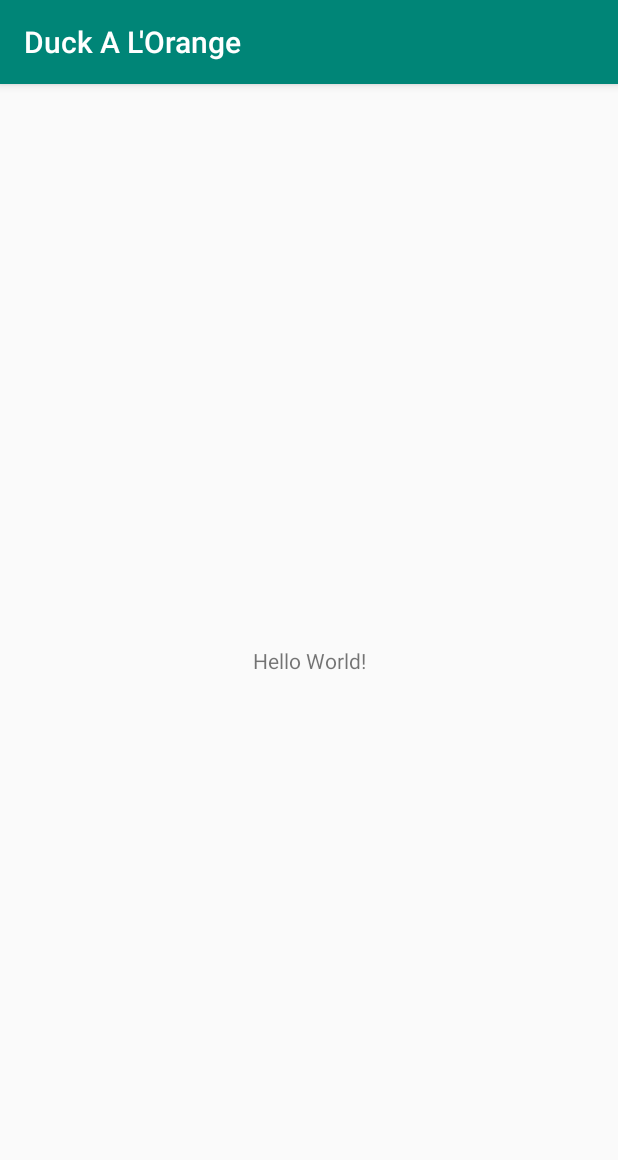
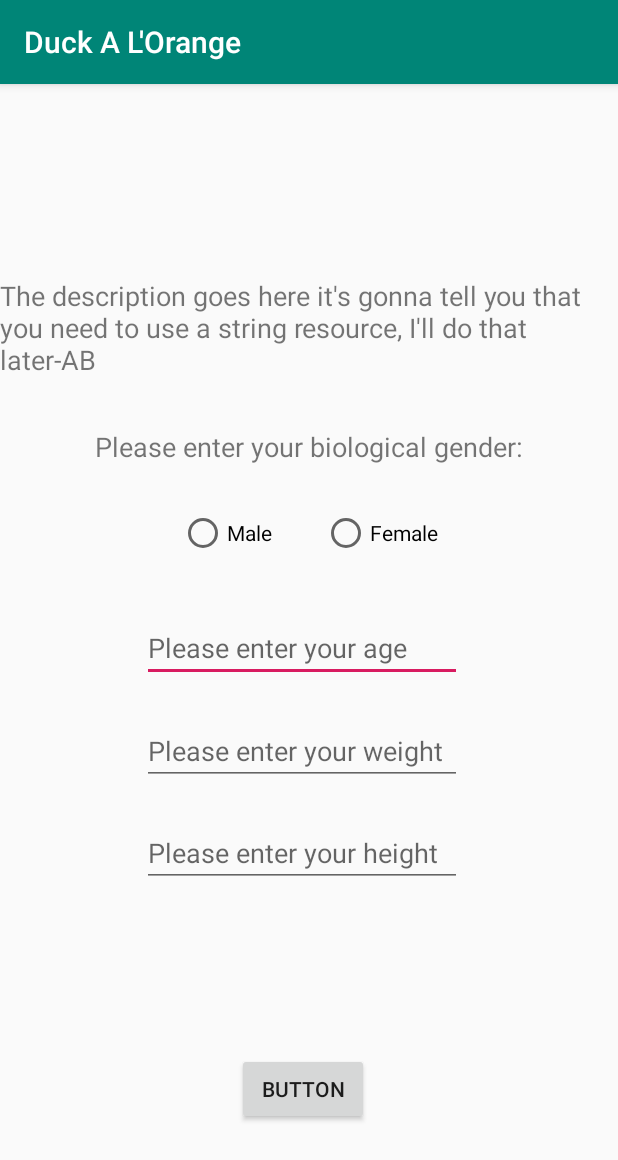
Before and after one commit to DandyHacks2018/Duck-A-L-Orange, an Android app: the screen it shows after launch (MainActivity), on a phone screen of 412 x 824 dp. Shown: the top 1160 px of the screen. Run offline under Robolectric (Android 15) with nearby library versions, the phone set to English and light mode, and no system bars.

Commit message:
Start of UI

```diff
--- a/app/build.gradle
+++ b/app/build.gradle
@@ -25,4 +25,5 @@ dependencies {
     testImplementation 'junit:junit:4.12'
     androidTestImplementation 'com.android.support.test:runner:1.0.2'
     androidTestImplementation 'com.android.support.test.espresso:espresso-core:3.0.2'
+    implementation 'com.android.support:design:28.0.0'
 }
--- a/app/src/main/res/layout/activity_main.xml
+++ b/app/src/main/res/layout/activity_main.xml
@@ -7,12 +7,135 @@
     tools:context=".MainActivity">
 
     <TextView
+        android:id="@+id/txtBio"
         android:layout_width="wrap_content"
         android:layout_height="wrap_content"
-        android:text="Hello World!"
+        android:layout_marginTop="16dp"
+        android:layout_marginBottom="460dp"
+        android:text="The description goes here it's gonna tell you that you need to use a string resource, I'll do that later-AB"
+        android:textSize="18sp"
         app:layout_constraintBottom_toBottomOf="parent"
-        app:layout_constraintLeft_toLeftOf="parent"
-        app:layout_constraintRight_toRightOf="parent"
+        app:layout_constraintEnd_toEndOf="parent"
+        app:layout_constraintStart_toStartOf="parent"
         app:layout_constraintTop_toTopOf="parent" />
 
+    <EditText
+        android:id="@+id/txtAge"
+        android:layout_width="wrap_content"
+        android:layout_height="wrap_content"
+        android:layout_marginStart="80dp"
+        android:layout_marginLeft="80dp"
+        android:layout_marginTop="15dp"
+        android:layout_marginEnd="89dp"
+        android:layout_marginRight="89dp"
+        android:ems="10"
+        android:hint="Please enter your age"
+        android:inputType="textEmailAddress|textPersonName"
+        app:layout_constraintBottom_toTopOf="@+id/txtWeight"
+        app:layout_constraintEnd_toEndOf="parent"
+        app:layout_constraintStart_toStartOf="parent"
+        app:layout_constraintTop_toBottomOf="@+id/rdbMale" />
+
+    <EditText
+        android:id="@+id/txtWeight"
+        android:layout_width="wrap_content"
+        android:layout_height="wrap_content"
+        android:layout_marginStart="80dp"
+        android:layout_marginLeft="80dp"
+        android:layout_marginEnd="89dp"
+        android:layout_marginRight="89dp"
+        android:ems="10"
+        android:hint="Please enter your weight"
+        android:inputType="textPersonName"
+        app:layout_constraintBottom_toTopOf="@+id/txtHeight"
+        app:layout_constraintEnd_toEndOf="parent"
+        app:layout_constraintStart_toStartOf="parent"
+        app:layout_constraintTop_toBottomOf="@+id/txtAge" />
+
+    <RadioButton
+        android:id="@+id/rdbMale"
+        android:layout_width="90dp"
+        android:layout_height="wrap_content"
+        android:layout_marginStart="17dp"
+        android:layout_marginLeft="17dp"
+        android:layout_marginTop="8dp"
+        android:layout_marginEnd="8dp"
+        android:layout_marginRight="8dp"
+        android:layout_marginBottom="8dp"
+        android:text="Male"
+        app:layout_constraintBottom_toBottomOf="parent"
+        app:layout_constraintEnd_toEndOf="parent"
+        app:layout_constraintHorizontal_bias="0.344"
+        app:layout_constraintStart_toStartOf="parent"
+        app:layout_constraintTop_toTopOf="parent"
+        app:layout_constraintVertical_bias="0.382" />
+
+    <RadioButton
+        android:id="@+id/rdbFemale"
+        android:layout_width="90dp"
+        android:layout_height="wrap_content"
+        android:layout_marginStart="8dp"
+        android:layout_marginLeft="8dp"
+        android:layout_marginTop="8dp"
+        android:layout_marginEnd="8dp"
+        android:layout_marginRight="8dp"
+        android:layout_marginBottom="8dp"
+        android:text="Female"
+        app:layout_constraintBottom_toBottomOf="parent"
+        app:layout_constraintEnd_toEndOf="parent"
+        app:layout_constraintHorizontal_bias="0.675"
+        app:layout_constraintStart_toStartOf="parent"
+        app:layout_constraintTop_toTopOf="parent"
+        app:layout_constraintVertical_bias="0.382" />
+
+    <TextView
+        android:id="@+id/txtGender"
+        android:layout_width="wrap_content"
+        android:layout_height="wrap_content"
+        android:layout_marginStart="48dp"
+        android:layout_marginLeft="48dp"
+        android:layout_marginTop="8dp"
+        android:layout_marginEnd="48dp"
+        android:layout_marginRight="48dp"
+        android:layout_marginBottom="8dp"
+        android:text="Please enter your biological gender:"
+        android:textSize="18sp"
+        app:layout_constraintBottom_toBottomOf="parent"
+        app:layout_constraintEnd_toEndOf="parent"
+        app:layout_constraintStart_toStartOf="parent"
+        app:layout_constraintTop_toTopOf="parent"
+        app:layout_constraintVertical_bias="0.304" />
+
+    <EditText
+        android:id="@+id/txtHeight"
+        android:layout_width="wrap_content"
+        android:layout_height="wrap_content"
+        android:layout_marginStart="80dp"
+        android:layout_marginLeft="80dp"
+        android:layout_marginEnd="89dp"
+        android:layout_marginRight="89dp"
+        android:layout_marginBottom="44dp"
+        android:ems="10"
+        android:hint="Please enter your height"
+        android:inputType="textPersonName"
+        app:layout_constraintBottom_toTopOf="@+id/button"
+        app:layout_constraintEnd_toEndOf="parent"
+        app:layout_constraintStart_toStartOf="parent"
+        app:layout_constraintTop_toBottomOf="@+id/txtWeight" />
+
+    <Button
+        android:id="@+id/button"
+        android:layout_width="wrap_content"
+        android:layout_height="wrap_content"
+        android:layout_marginStart="144dp"
+        android:layout_marginLeft="144dp"
+        android:layout_marginTop="43dp"
+        android:layout_marginEnd="152dp"
+        android:layout_marginRight="152dp"
+        android:layout_marginBottom="51dp"
+        android:text="Button"
+        app:layout_constraintBottom_toBottomOf="parent"
+        app:layout_constraintEnd_toEndOf="parent"
+        app:layout_constraintStart_toStartOf="parent"
+        app:layout_constraintTop_toBottomOf="@+id/txtHeight" />
 </android.support.constraint.ConstraintLayout>
```
Also changed, not shown: app/src/main/java/dandy2018/duckalorange/MainActivity.java (line endings or trailing spaces).
